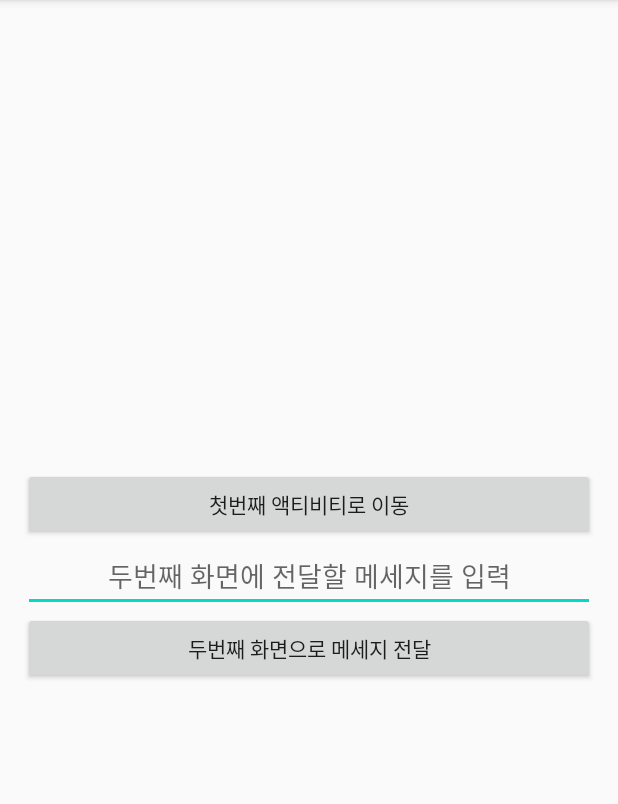
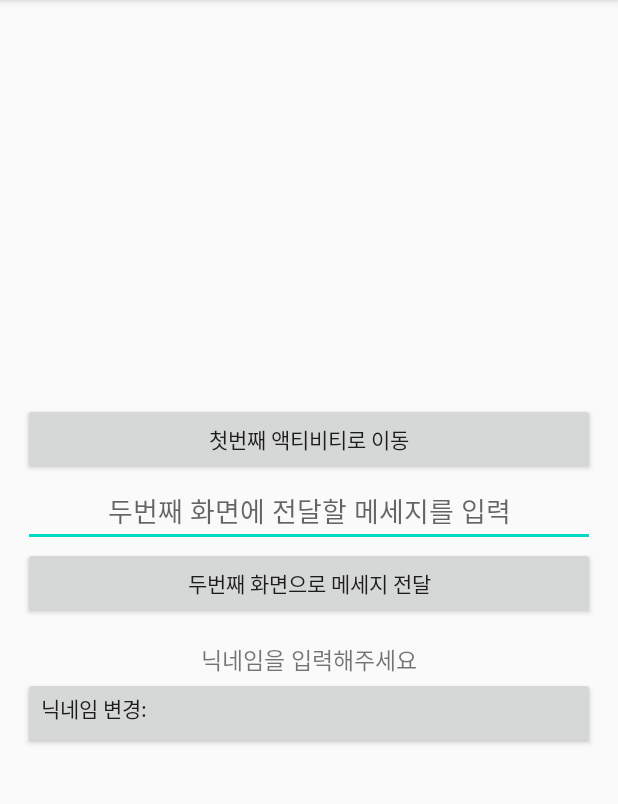
Before and after one commit to saeyan79/Intent_200806, an Android app: the screen it shows after launch (MainActivity), on a phone screen of 412 x 824 dp, the part 84-888 px from its top. Run offline under Robolectric (Android 15) with nearby library versions, the phone set to English and light mode, and no system bars.

Commit message:
닉네임 변경화면 추가

```diff
--- a/app/src/main/AndroidManifest.xml
+++ b/app/src/main/AndroidManifest.xml
@@ -9,7 +9,8 @@
         android:roundIcon="@mipmap/ic_launcher_round"
         android:supportsRtl="true"
         android:theme="@style/AppTheme">
-        <activity android:name=".SecondActivity"></activity>
+        <activity android:name=".EditNickNameActivity"></activity>
+        <activity android:name=".SecondActivity" />
         <activity android:name=".FirstActivity" />
         <activity android:name=".MainActivity">
             <intent-filter>
--- a/app/src/main/res/layout/activity_main.xml
+++ b/app/src/main/res/layout/activity_main.xml
@@ -28,6 +28,20 @@
         android:layout_height="wrap_content"
         android:text="두번째 화면으로 메세지 전달"/>
 
+    <TextView
+        android:layout_width="match_parent"
+        android:layout_height="wrap_content"
+        android:gravity="center"
+        android:textSize="15dp"
+        android:layout_marginTop="15dp"
+        android:text="닉네임을 입력해주세요" />
+
+    <Button
+        android:layout_width="match_parent"
+        android:layout_height="wrap_content"
+        android:text="닉네임 변경:"
+        android:gravity="left" />
+
 
 
 
```
Also changed, not shown: app/src/main/java/com/example/intent_200806/EditNickNameActivity.kt (added, +11 -0 lines).
